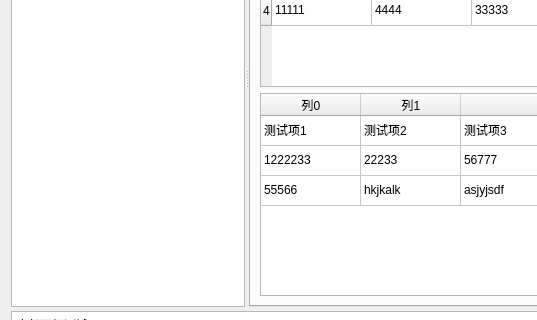
The window that TestModule/mainwidget.ui (zhongyang219/RibbonUiFrame) describes before a commit, drawn with Qt 5; both pictures show x 0 to 537 and y 163 to 483 of the 1154 by 686 pixel window.
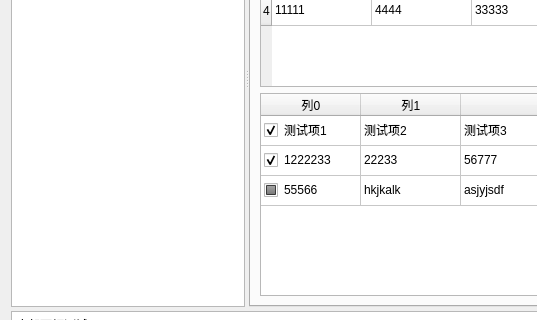
The same window after the commit. The open tabs and pages were chosen to show the change. Icons and pictures are not drawn. Custom widgets are drawn as their Qt base class.

Diff of the .ui file:
```diff
--- a/TestModule/mainwidget.ui
+++ b/TestModule/mainwidget.ui
@@ -514,6 +514,9 @@
             <property name="text">
              <string>测试项1</string>
             </property>
+            <property name="checkState">
+             <enum>Checked</enum>
+            </property>
            </item>
            <item row="0" column="1">
             <property name="text">
@@ -529,6 +532,9 @@
             <property name="text">
              <string>1222233</string>
             </property>
+            <property name="checkState">
+             <enum>Checked</enum>
+            </property>
            </item>
            <item row="1" column="1">
             <property name="text">
@@ -544,6 +550,9 @@
             <property name="text">
              <string>55566</string>
             </property>
+            <property name="checkState">
+             <enum>PartiallyChecked</enum>
+            </property>
            </item>
            <item row="2" column="1">
             <property name="text">
```
Left out of the diff: 2 changed lines with no effect on the pictures.
